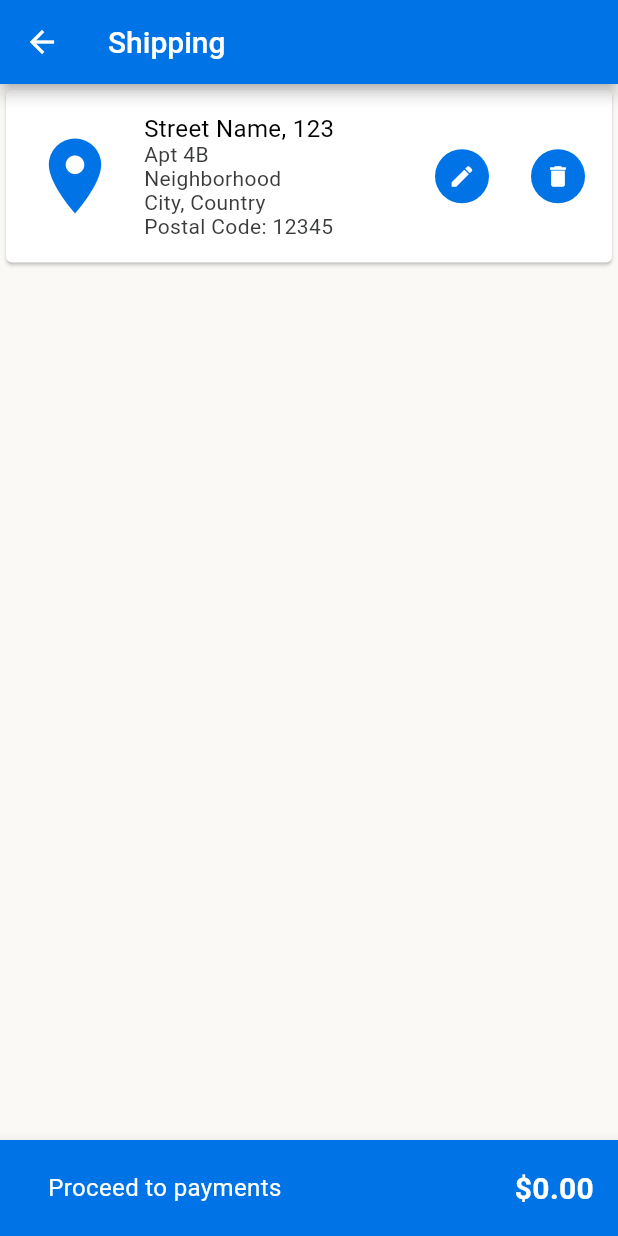
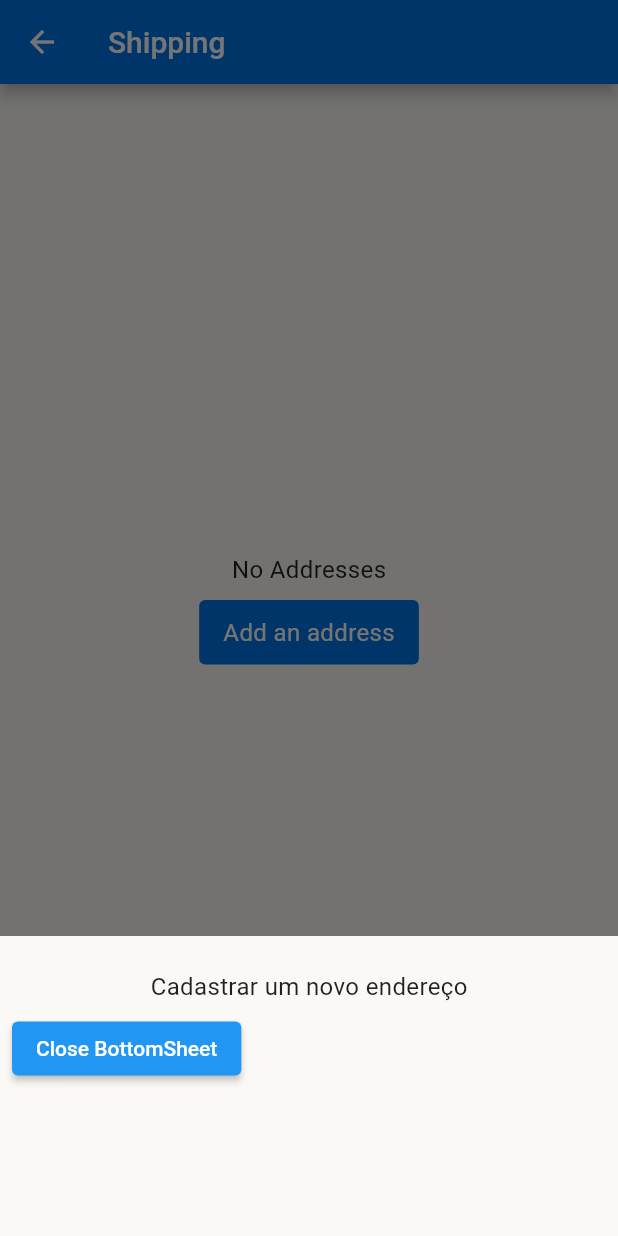
Before and after one commit to kobe-rodrigoperozzo/accessible_ds, a Flutter app: the ShippingPage screen opened directly with empty values, after a tap on "Add an address", on a phone screen of 412 x 824 dp. Run offline on Flutter 3.47's test engine with Material 2 defaults, Android fonts, the phone set to English and light mode, and no system bars; our stand-ins replace equatable; network calls fail.

```diff
--- a/example/lib/components/pdp_components.dart
+++ b/example/lib/components/pdp_components.dart
@@ -6,9 +6,11 @@ import 'package:flutter/material.dart';
 
 class VariationSelector extends StatefulWidget {
   final Variation variation;
+  final Function(Variation, String) onChanged;
 
   const VariationSelector({
     required this.variation,
+    required this.onChanged,
     super.key,
   });
 
@@ -44,6 +46,7 @@ class _VariationSelectorState extends State<VariationSelector> {
                       setState(() {
                         selectedVariation = variation;
                         widget.variation.selectedVariation = variation;
+                        widget.onChanged(widget.variation, variation);
                       });
                     },
                     backgroundColor: selectedVariation == variation ? DsColors.primary : Colors.grey,
--- a/example/lib/pages/shipping.dart
+++ b/example/lib/pages/shipping.dart
@@ -16,19 +16,52 @@ class _ShippingPageState extends State<ShippingPage> {
   List<Address> addresses = [];
 
   void addAddress() {
-    setState(() {
-      addresses.add(
-        Address(
-          postalCode: '12345',
-          streetName: 'Street Name',
-          number: '123',
-          complement: 'Apt 4B',
-          neighborhood: 'Neighborhood',
-          city: 'City',
-          country: 'Country',
-        ),
-      );
-    });
+    showModalBottomSheet<void>(
+      context: context,
+      builder: (BuildContext context) {
+        return Container(
+          height: 200,
+          color: DsColors.foundation,
+          child: Padding(
+            padding: const EdgeInsets.symmetric(
+              horizontal: 8.0,
+              vertical: 24.0,
+            ),
+            child: Column(
+              crossAxisAlignment: CrossAxisAlignment.start,
+              children: <Widget>[
+                const Center(
+                  child: Text(
+                    'Cadastrar um novo endereço',
+                    style: DsTypography.body,
+                  ),
+                ),
+                const SizedBox(
+                  height: 8,
+                ),
+                ElevatedButton(
+                  child: const Text('Close BottomSheet'),
+                  onPressed: () => Navigator.pop(context),
+                ),
+              ],
+            ),
+          ),
+        );
+      },
+    );
+    // setState(() {
+    //   addresses.add(
+    //     Address(
+    //       postalCode: '12345',
+    //       streetName: 'Street Name',
+    //       number: '123',
+    //       complement: 'Apt 4B',
+    //       neighborhood: 'Neighborhood',
+    //       city: 'City',
+    //       country: 'Country',
+    //     ),
+    //   );
+    // });
   }
 
   @override
--- a/lib/accessible_ds.dart
+++ b/lib/accessible_ds.dart
@@ -11,3 +11,4 @@ export 'src/molecules/text_button.dart';
 export 'src/molecules/icon_button.dart';
 export 'src/molecules/image.dart';
 export 'src/molecules/input_text_field.dart';
+export 'src/molecules/snackbar.dart';
--- a/lib/src/molecules/icon_button.dart
+++ b/lib/src/molecules/icon_button.dart
@@ -33,7 +33,7 @@ class DsIconButton extends StatelessWidget {
       label: alternativeText,
       button: true,
       child: MaterialButton(
-        minWidth: 64,
+        minWidth: 48,
         elevation: 0,
         child: Icon(
           icon,
```
Also changed, not shown: example/lib/components/product_card.dart (+74 -8 lines), example/lib/pages/pdp.dart (+62 -13 lines), lib/src/molecules/snackbar.dart (added, +19 -0 lines).
